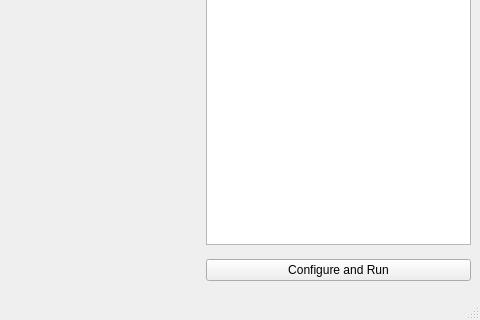
This is softwareComponents/simplesimClientLib/src/mainwindow.ui in paradise-fi/RoFI as Qt 5 draws it before an edit; both pictures show x 463 to 943 and y 314 to 634 of the 943 by 634 pixel window. The edited form follows.
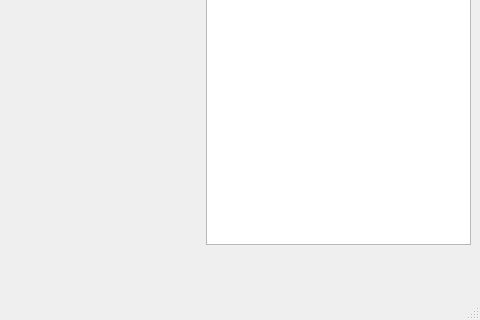
This is the edited form. Custom widgets are drawn as their Qt base class.

Patch:
```diff
--- a/softwareComponents/simplesimClientLib/src/mainwindow.ui
+++ b/softwareComponents/simplesimClientLib/src/mainwindow.ui
@@ -101,14 +101,6 @@
       </column>
      </widget>
     </item>
-    <item row="1" column="2">
-     <widget class="QPushButton" name="configureButton">
-      <property name="text">
-       <string>Configure and Run</string>
-      </property>
-      <addaction name="configureRun"/>
-     </widget>
-    </item>
    </layout>
   </widget>
   <widget class="QMenuBar" name="menubar">
```
